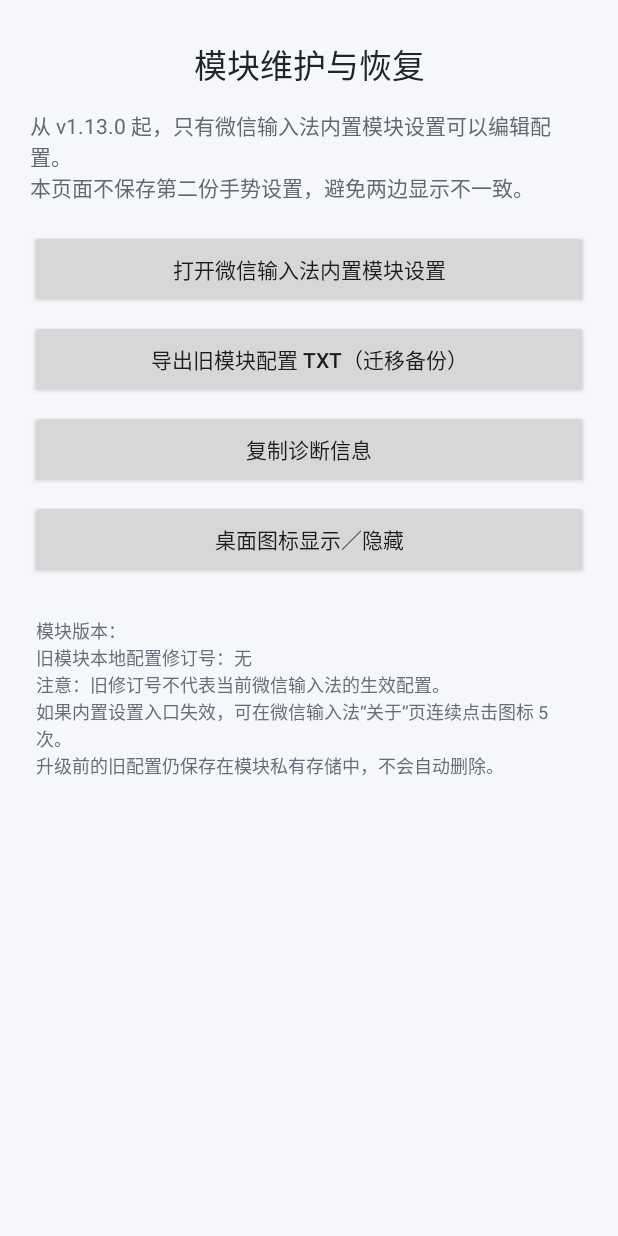
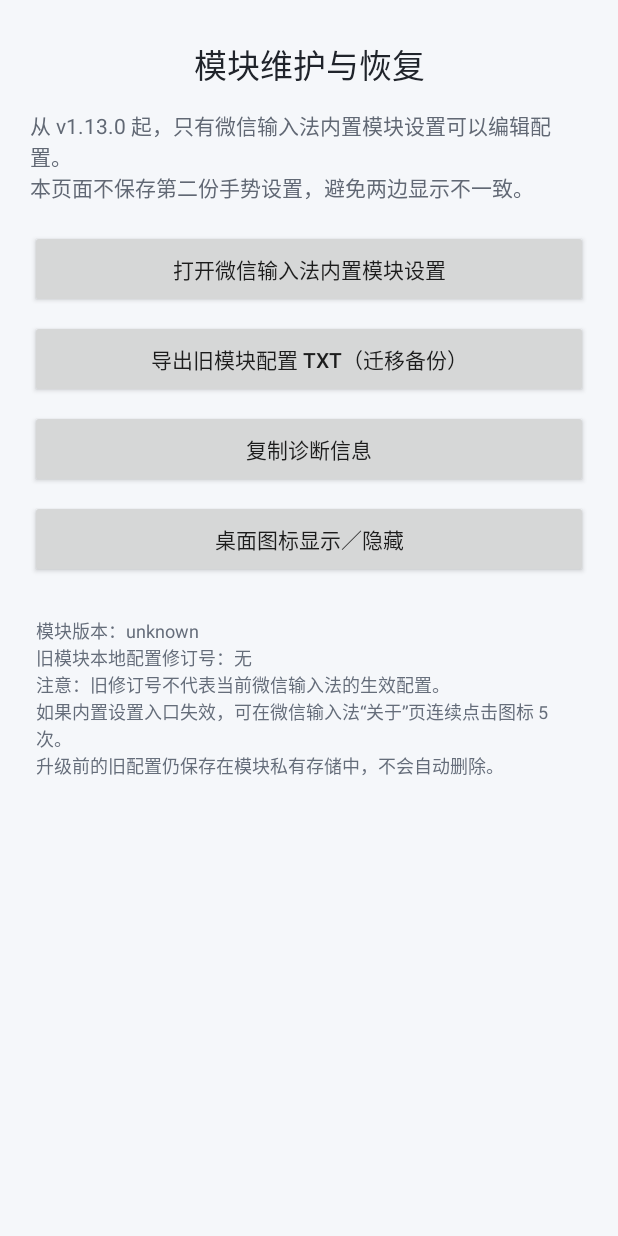
Before and after one commit to waoui/WeType-Swipe, an Android app: the screen it shows after launch (MainActivity), after a tap on "复制诊断信息", on a phone screen of 412 x 824 dp. Run offline under Robolectric (Android 15) with nearby library versions, the phone set to English and light mode, and no system bars.

Commit message:
fix: avoid BuildConfig dependency under AGP8 in maintenance activity

```diff
--- a/app/src/main/java/com/rww/wetypeswipe/MainActivity.java
+++ b/app/src/main/java/com/rww/wetypeswipe/MainActivity.java
@@ -74,7 +74,7 @@ public final class MainActivity extends Activity {
 
         String revision = legacyPrefs.contains(Config.KEY_REVISION)
                 ? String.valueOf(legacyPrefs.getInt(Config.KEY_REVISION, 0)) : "无";
-        String note = "模块版本：" + BuildConfig.VERSION_NAME
+        String note = "模块版本：" + getModuleVersion()
                 + "\n旧模块本地配置修订号：" + revision
                 + "\n注意：旧修订号不代表当前微信输入法的生效配置。"
                 + "\n如果内置设置入口失效，可在微信输入法“关于”页连续点击图标 5 次。"
@@ -144,8 +144,18 @@ public final class MainActivity extends Activity {
         }
     }
 
+    private String getModuleVersion() {
+        try {
+            String name = getPackageManager().getPackageInfo(getPackageName(), 0).versionName;
+            return name == null ? "unknown" : name;
+        } catch (PackageManager.NameNotFoundException error) {
+            Log.w(TAG, "Unable to read installed module version", error);
+            return "unknown";
+        }
+    }
+
     private void copyDiagnostics() {
-        String details = "WeType-Swipe " + BuildConfig.VERSION_NAME
+        String details = "WeType-Swipe " + getModuleVersion()
                 + "\nAndroid API " + android.os.Build.VERSION.SDK_INT
                 + "\nModule package: " + getPackageName()
                 + "\nTarget: " + TARGET
```
